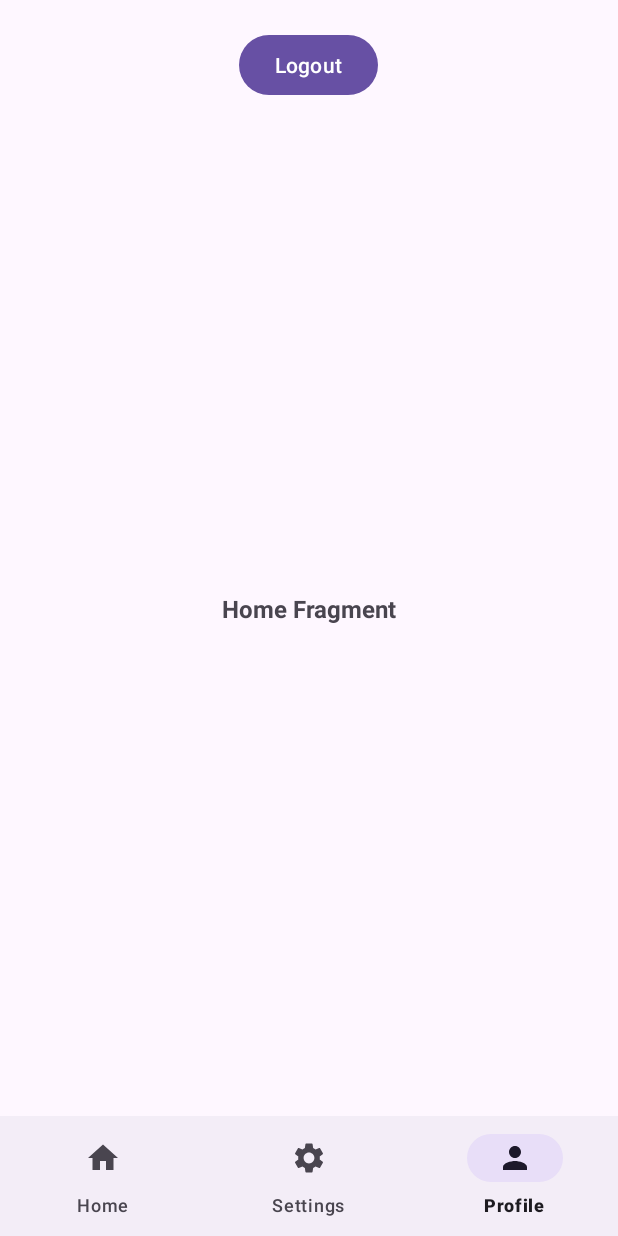
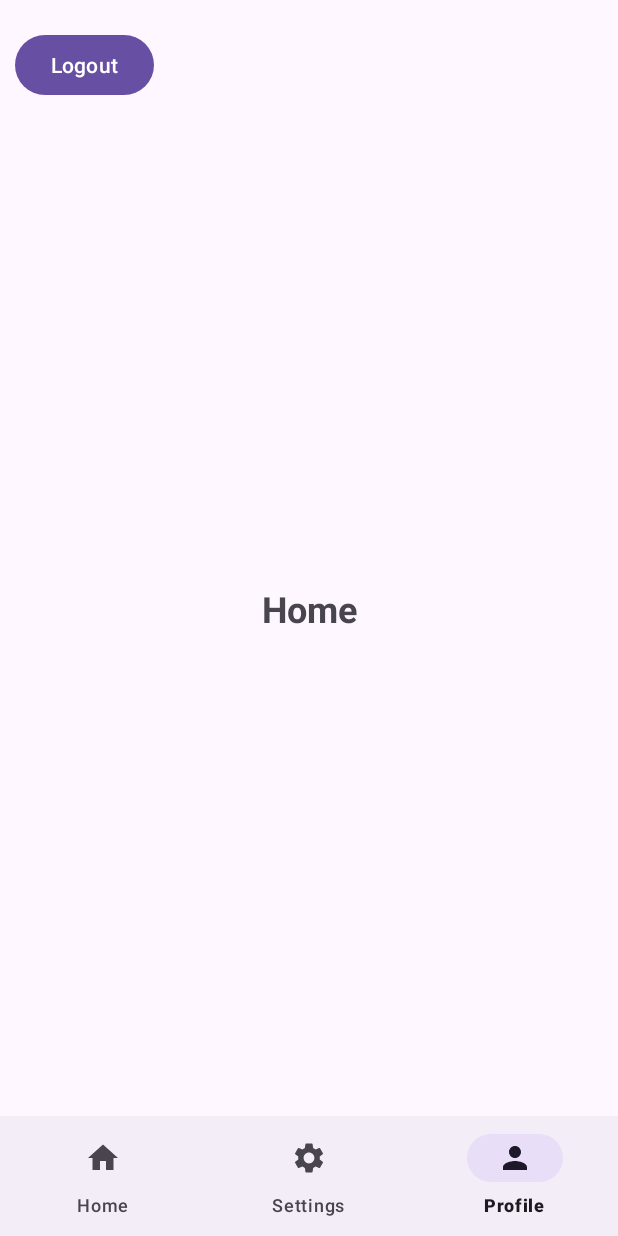
Before and after one commit to iwnlace/firebasetodo, an Android app: the screen it shows after launch once a user with an empty profile is signed in (MainActivity), item 3 of the bottom bar chosen, on a phone screen of 412 x 824 dp. Run offline under Robolectric (Android 15) with nearby library versions, the phone set to English and light mode, and no system bars; our stand-ins replace Firebase (no records; nobody signed in at launch, a user with empty details on screens opened directly).

Commit message:
di ko na alam Lord ikaw na bahala sakin

```diff
--- a/app/src/main/java/com/example/platformbaseddevelopment/MainActivity.java
+++ b/app/src/main/java/com/example/platformbaseddevelopment/MainActivity.java
@@ -43,14 +43,13 @@ public class MainActivity extends AppCompatActivity {
                 else if (itemId == R.id.navProfile) {
                     loadFragment(new ProfileFragment(), false);
 
-                } else if (itemId == R.id.navSettings) {
+                } else {
                     loadFragment(new SearchFragment(), false);
-
                 }
                 loadFragment(new HomeFragment(), true);
-
                 return true;
             }
+
             private void loadFragment (Fragment fragment, boolean isAppInitialized) {
                 FragmentManager fragmentManager = getSupportFragmentManager();
                 FragmentTransaction fragmentTransaction = fragmentManager.beginTransaction();
@@ -69,9 +68,6 @@ public class MainActivity extends AppCompatActivity {
         });
 
 
-
-
-
         auth = FirebaseAuth.getInstance();
         button = findViewById(R.id.logout);
         textView = findViewById(R.id.user_details);
@@ -81,9 +77,7 @@ public class MainActivity extends AppCompatActivity {
             startActivity(intent);
             finish();
         }
-        else {
-            textView.setText(user.getEmail());
-        }
+
 
         button.setOnClickListener(v -> {
             FirebaseAuth.getInstance().signOut();
--- a/app/src/main/res/layout/activity_main.xml
+++ b/app/src/main/res/layout/activity_main.xml
@@ -19,19 +19,20 @@
         android:id="@+id/logout"
         android:layout_width="wrap_content"
         android:layout_height="wrap_content"
-
+        android:layout_gravity="bottom|left"
+        android:layout_marginStart="10dp"
         android:text="@string/logout" />
 
     <FrameLayout
         android:id="@+id/frameLayout"
         android:layout_width="match_parent"
         android:layout_weight="1"
-        android:layout_height="0dp"/>
+        android:layout_height="match_parent"/>
 
     <com.google.android.material.bottomnavigation.BottomNavigationView
         android:id="@+id/bottomView"
+        android:layout_width="match_parent"
         app:menu="@menu/bottom_nav_menu"
-        android:layout_width="match_parent"
         android:layout_height="wrap_content" />
 
 
--- a/app/src/main/res/layout/fragment_home.xml
+++ b/app/src/main/res/layout/fragment_home.xml
@@ -5,13 +5,13 @@
     android:layout_height="match_parent"
     tools:context=".HomeFragment">
 
-    <!-- TODO: Update blank fragment layout -->
+
     <TextView
         android:layout_width="match_parent"
         android:layout_height="match_parent"
         android:gravity="center"
         android:textStyle="bold"
-        android:textSize="16sp"
-        android:text="Home Fragment" />
+        android:textSize="24sp"
+        android:text="Home" />
 
 </FrameLayout>
--- a/app/src/main/res/layout/fragment_profile.xml
+++ b/app/src/main/res/layout/fragment_profile.xml
@@ -5,13 +5,13 @@
     android:layout_height="match_parent"
     tools:context=".ProfileFragment">
 
-    <!-- TODO: Update blank fragment layout -->
+
     <TextView
         android:layout_width="match_parent"
         android:layout_height="match_parent"
         android:gravity="center"
         android:textStyle="bold"
-        android:textSize="16sp"
-        android:text="Profile Fragment" />
+        android:textSize="24sp"
+        android:text="Profile" />
 
 </FrameLayout>
--- a/app/src/main/res/layout/fragment_search.xml
+++ b/app/src/main/res/layout/fragment_search.xml
@@ -5,13 +5,12 @@
     android:layout_height="match_parent"
     tools:context=".SearchFragment">
 
-    <!-- TODO: Update blank fragment layout -->
     <TextView
         android:layout_width="match_parent"
         android:layout_height="match_parent"
         android:gravity="center"
         android:textStyle="bold"
-        android:textSize="16sp"
-        android:text="Settings Fragment" />
+        android:textSize="24sp"
+        android:text="Settings" />
 
 </FrameLayout>
```
